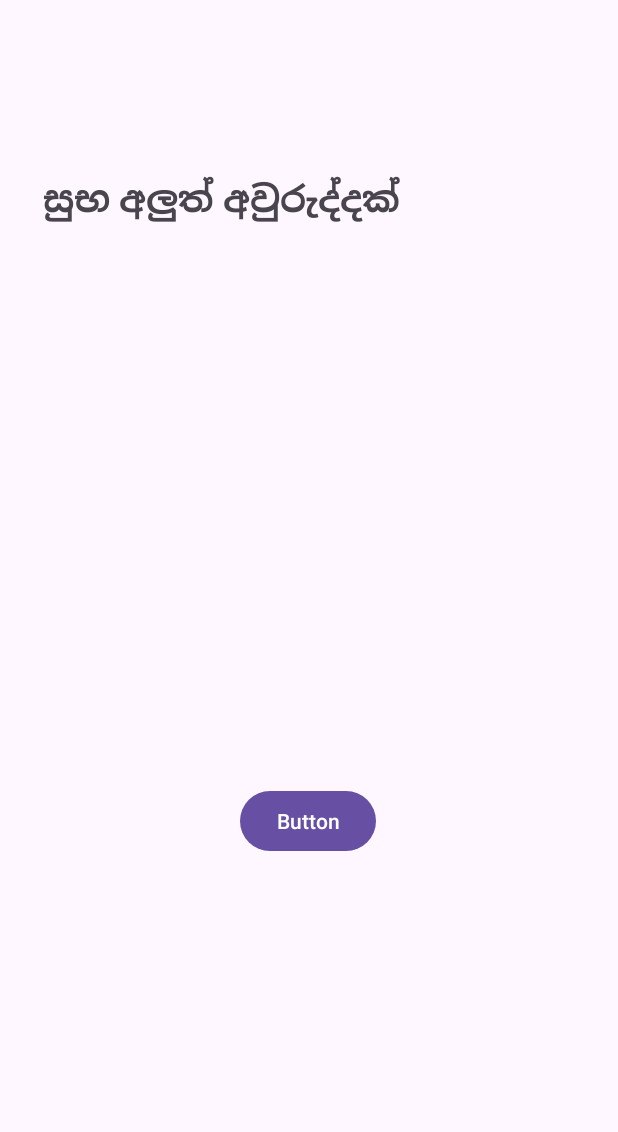
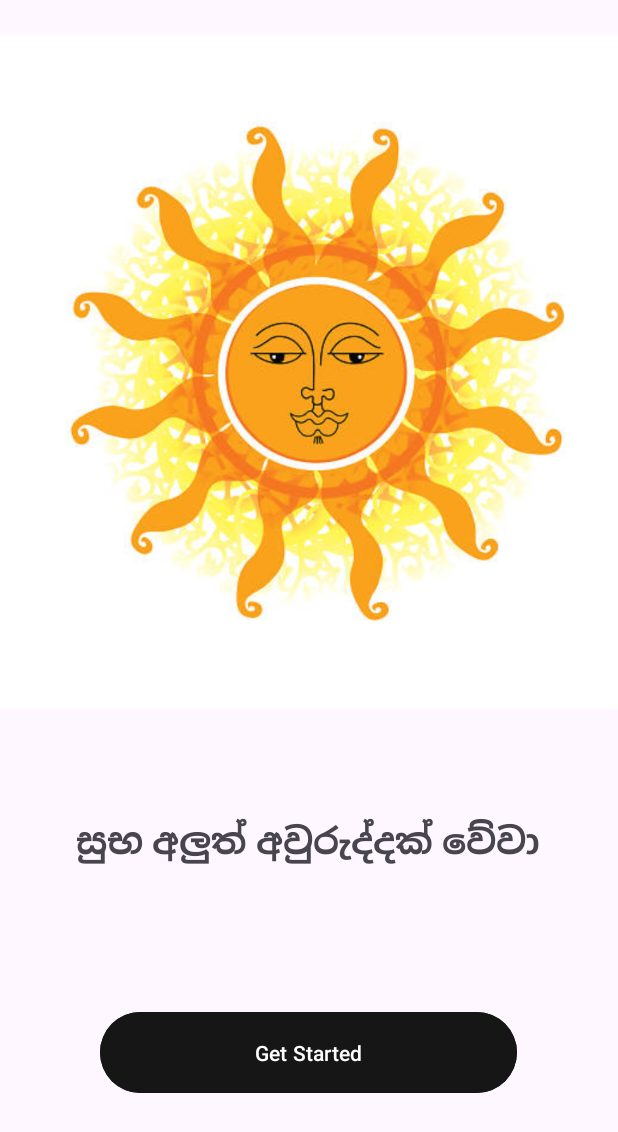
Before and after one commit to isukanimalasuriya/MAD-LabExam2, an Android app: the screen it shows after launch (MainActivity), on a phone screen of 412 x 824 dp. Shown: the top 1132 px of the screen. Run offline under Robolectric (Android 15) with nearby library versions, the phone set to English and light mode, and no system bars.

Commit message:
Immages added and aligned

```diff
--- a/app/src/main/res/layout/activity_main.xml
+++ b/app/src/main/res/layout/activity_main.xml
@@ -7,30 +7,43 @@
     android:layout_height="match_parent"
     tools:context=".MainActivity">
 
+    <ImageView
+        android:id="@+id/imageView"
+        android:layout_width="600dp"
+        android:layout_height="496dp"
+        app:layout_constraintBottom_toBottomOf="parent"
+        app:layout_constraintEnd_toEndOf="parent"
+        app:layout_constraintHorizontal_bias="0.386"
+        app:layout_constraintStart_toStartOf="parent"
+        app:layout_constraintTop_toTopOf="parent"
+        app:layout_constraintVertical_bias="0.0"
+        app:srcCompat="@drawable/image1" />
+
     <TextView
         android:id="@+id/textView"
         android:layout_width="wrap_content"
         android:layout_height="wrap_content"
-        android:text="සුභ අලුත් අවුරුද්දක්"
+        android:text="සුභ අලුත් අවුරුද්දක් වේවා"
         android:textSize="24sp"
         android:textStyle="bold"
         app:layout_constraintBottom_toBottomOf="parent"
         app:layout_constraintEnd_toEndOf="parent"
-        app:layout_constraintHorizontal_bias="0.164"
+        app:layout_constraintHorizontal_bias="0.495"
         app:layout_constraintStart_toStartOf="parent"
         app:layout_constraintTop_toTopOf="parent"
-        app:layout_constraintVertical_bias="0.146" />
+        app:layout_constraintVertical_bias="0.687" />
 
     <Button
         android:id="@+id/button"
-        android:layout_width="wrap_content"
-        android:layout_height="wrap_content"
-        android:text="Button"
+        android:layout_width="278dp"
+        android:layout_height="62dp"
+        android:backgroundTint="#161616"
+        android:text="Get Started"
         app:layout_constraintBottom_toBottomOf="parent"
         app:layout_constraintEnd_toEndOf="parent"
-        app:layout_constraintHorizontal_bias="0.498"
+        app:layout_constraintHorizontal_bias="0.496"
         app:layout_constraintStart_toStartOf="parent"
         app:layout_constraintTop_toTopOf="parent"
-        app:layout_constraintVertical_bias="0.674" />
+        app:layout_constraintVertical_bias="0.88" />
 
 </androidx.constraintlayout.widget.ConstraintLayout>
```
Also changed, not shown: app/src/main/res/drawable-hdpi/right-arrow.png (deleted), app/src/main/res/drawable/image1.jpg (added), 1 other file.
